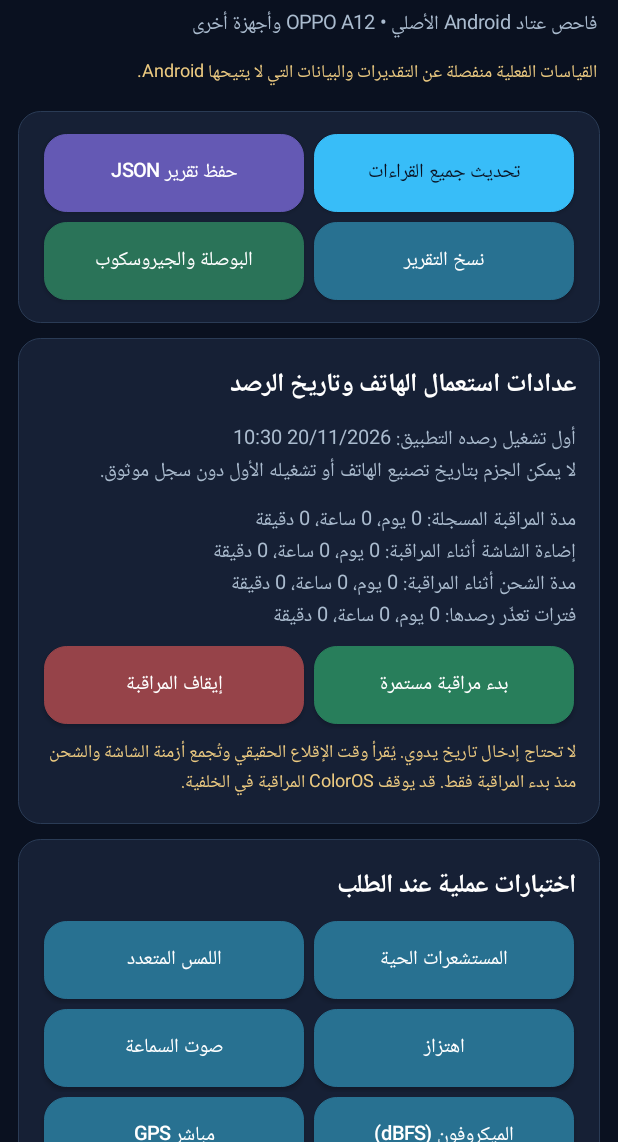
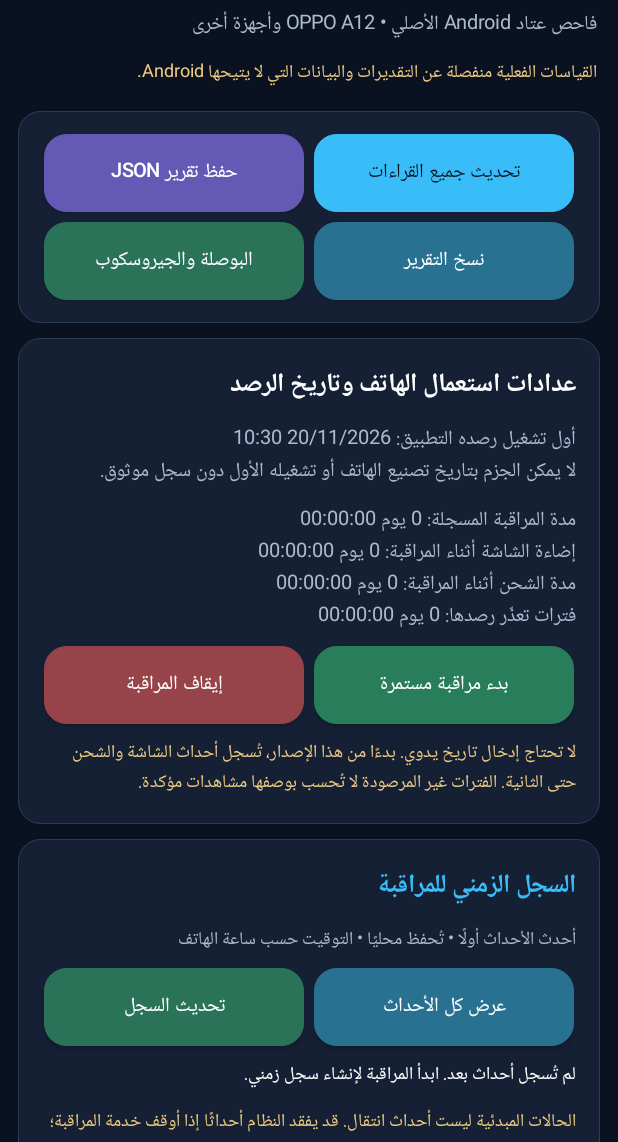
Before and after one commit to scientifica007/HardwareInspectorPro, an Android app: the screen it shows after launch (MainActivity), after a tap on "إيقاف المراقبة", on a phone screen of 412 x 824 dp, the part 94-1236 px from its top. Run offline under Robolectric (Android 15) with nearby library versions, the phone set to English and light mode, and no system bars; 3 other taps on this screen came first.

Commit message:
Show local event timeline and exact seconds; log explicit user stop

```diff
--- a/app/src/main/java/dz/scientifica/hardwareinspectorpro/MainActivity.java
+++ b/app/src/main/java/dz/scientifica/hardwareinspectorpro/MainActivity.java
@@ -63,6 +63,7 @@ public final class MainActivity extends Activity {
     private TextView testOutput;
     private TextView ageInfo;
     private TextView monitorInfo;
+    private TextView journalView;
     private HardwareReport latest;
     private String exportJson;
     private SensorManager activeSensors;
@@ -181,8 +182,20 @@ public final class MainActivity extends Activity {
         buttons(ageBlock,
                 button("بدء مراقبة مستمرة", Color.rgb(40, 126, 91), v -> startMonitor()),
                 button("إيقاف المراقبة", Color.rgb(150, 67, 73), v -> stopMonitor()));
-        ageBlock.addView(text("لا تحتاج إدخال تاريخ يدوي. يُقرأ وقت الإقلاع الحقيقي وتُجمع أزمنة الشاشة والشحن منذ بدء المراقبة فقط. قد يوقف ColorOS المراقبة في الخلفية.", 12, Color.rgb(236, 202, 129), false));
+        ageBlock.addView(text("لا تحتاج إدخال تاريخ يدوي. بدءًا من هذا الإصدار، تُسجل أحداث الشاشة والشحن حتى الثانية. الفترات غير المرصودة لا تُحسب بوصفها مشاهدات مؤكدة.", 12, Color.rgb(236, 202, 129), false));
         box(root, ageBlock);
+
+        LinearLayout journalBlock = vertical();
+        journalBlock.addView(text("السجل الزمني للمراقبة", 17, ACCENT, true));
+        journalBlock.addView(text("أحدث الأحداث أولًا • تُحفظ محليًا • التوقيت حسب ساعة الهاتف", 12, MUTED, false));
+        buttons(journalBlock,
+                button("عرض كل الأحداث", Color.rgb(40, 113, 145), v -> fullJournal()),
+                button("تحديث السجل", Color.rgb(42, 115, 88), v -> refresh()));
+        journalView = text("", 12, Color.WHITE, false);
+        journalView.setTextIsSelectable(true);
+        journalBlock.addView(journalView);
+        journalBlock.addView(text("الحالات المبدئية ليست أحداث انتقال. قد يفقد النظام أحداثًا إذا أوقف خدمة المراقبة؛ تُبيّن الفجوات المكتشفة صراحة.", 12, Color.rgb(236, 202, 129), false));
+        box(root, journalBlock);
 
         LinearLayout testBlock = vertical();
         testBlock.addView(text("اختبارات عملية عند الطلب", 17, Color.WHITE, true));
@@ -224,6 +237,7 @@ public final class MainActivity extends Activity {
                 box(reportContainer, content);
             }
             displayAge();
+            displayJournal();
         } catch (Exception e) {
             show("تعذر تحديث البيانات: " + e.getMessage());
         }
@@ -237,10 +251,32 @@ public final class MainActivity extends Activity {
         ageInfo.setText("أول تشغيل رصده التطبيق: " +
                 (first <= 0 ? "غير متاح" : format.format(new java.util.Date(first))) +
                 "\nلا يمكن الجزم بتاريخ تصنيع الهاتف أو تشغيله الأول دون سجل موثوق.");
-        monitorInfo.setText("مدة المراقبة المسجلة: " + HardwareReport.duration(p.getLong("monitor_ms", 0)) +
-                "\nإضاءة الشاشة أثناء المراقبة: " + HardwareReport.duration(p.getLong("screen_ms", 0)) +
-                "\nمدة الشحن أثناء المراقبة: " + HardwareReport.duration(p.getLong("charging_ms", 0)) +
-                "\nفترات تعذّر رصدها: " + HardwareReport.duration(p.getLong("unobserved_ms", 0)));
+        monitorInfo.setText("مدة المراقبة المسجلة: " + HardwareReport.durationSeconds(p.getLong("monitor_ms", 0)) +
+                "\nإضاءة الشاشة أثناء المراقبة: " + HardwareReport.durationSeconds(p.getLong("screen_ms", 0)) +
+                "\nمدة الشحن أثناء المراقبة: " + HardwareReport.durationSeconds(p.getLong("charging_ms", 0)) +
+                "\nفترات تعذّر رصدها: " + HardwareReport.durationSeconds(p.getLong("unobserved_ms", 0)));
+    }
+
+    private void displayJournal() {
+        if (journalView == null) return;
+        journalView.setText(EventJournal.recentText(this, 12));
+    }
+
+    private void fullJournal() {
+        Dialog dialog = new Dialog(this);
+        ScrollView scroll = new ScrollView(this);
+        scroll.setBackgroundColor(BG);
+        TextView contents = text(EventJournal.recentText(this, 300),
+                13, Color.WHITE, false);
+        contents.setTextIsSelectable(true);
+        contents.setPadding(dp(18), dp(16), dp(18), dp(16));
+        scroll.addView(contents);
+        dialog.setContentView(scroll);
+        dialog.show();
+        if (dialog.getWindow() != null) {
+            dialog.getWindow().setLayout(-1, (int)(getResources()
+                    .getDisplayMetrics().heightPixels * .83f));
+        }
     }
 
     private void startMonitor() {
@@ -258,9 +294,13 @@ public final class MainActivity extends Activity {
     }
 
     private void stopMonitor() {
-        stopService(new Intent(this, MonitorService.class));
-        handler.postDelayed(this::refresh, 350);
-        show("طلب إيقاف المراقبة. تبقى السجلات المسجلة محفوظة.");
+        try {
+            startService(new Intent(this, MonitorService.class).setAction(MonitorService.STOP));
+            handler.postDelayed(this::refresh, 900);
+            show("طلب إيقاف المراقبة؛ سيُسجل الحدث بالثواني.");
+        } catch (Exception e) {
+            show("تعذر طلب إيقاف الخدمة: " + e.getMessage());
+        }
     }
 
     private void copy() {
```
